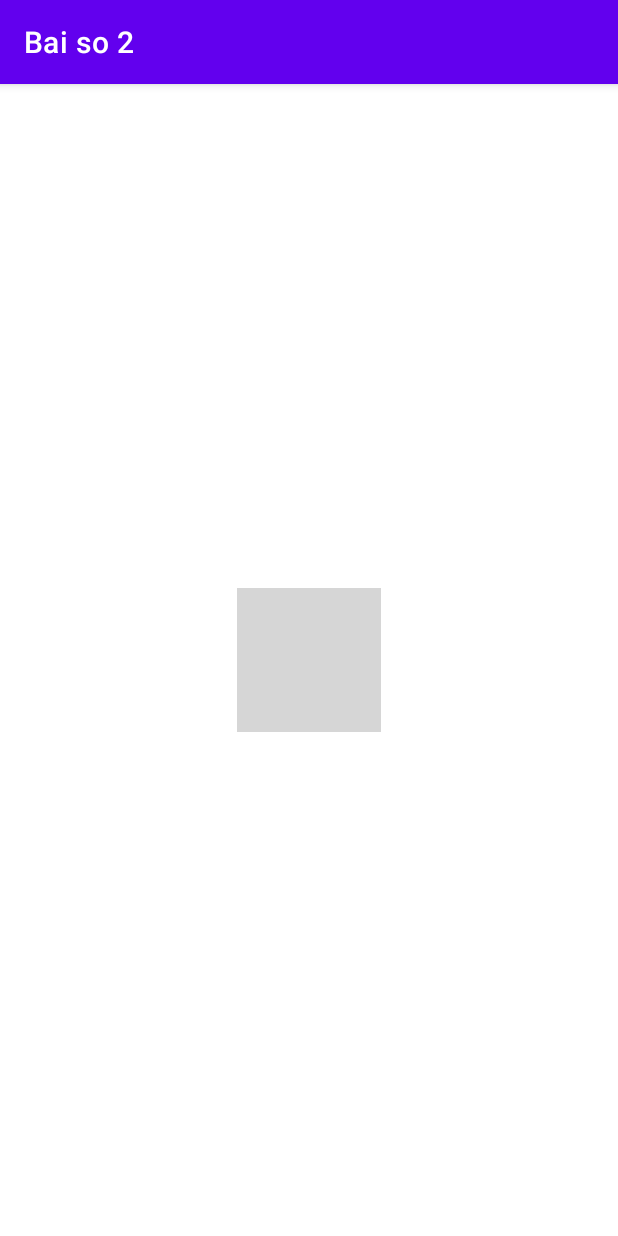
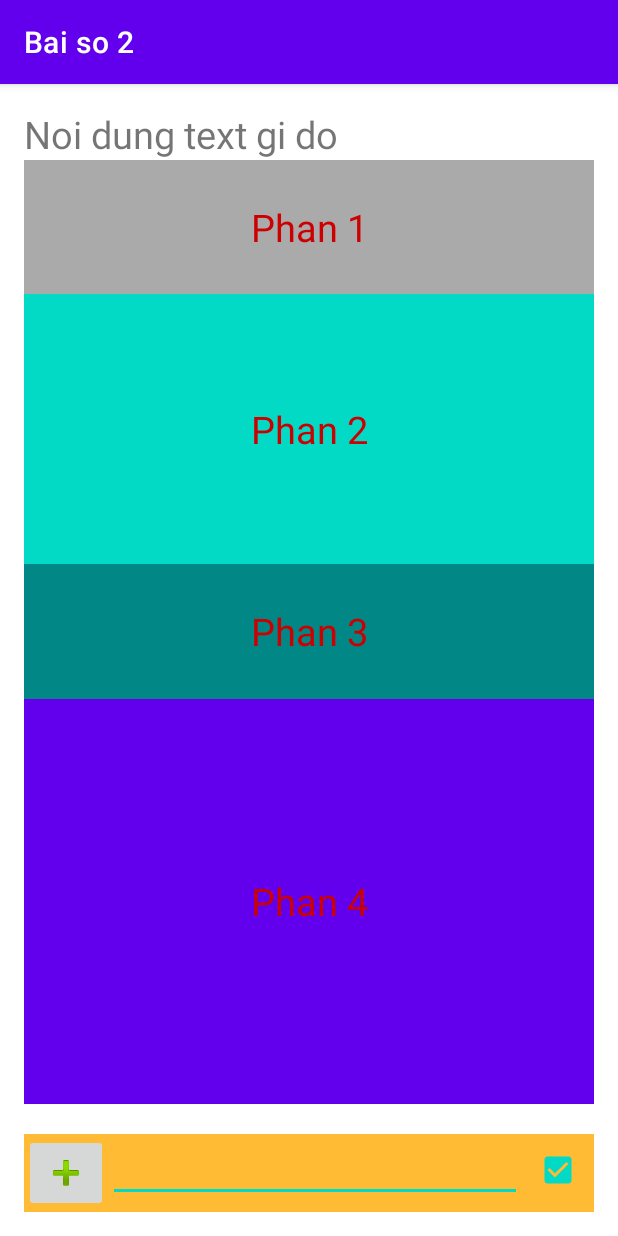
Before and after one commit to DuyLeHong/Lesson2, an Android app: the screen it shows after launch (MainActivity before the commit, Activity2 after it), on a phone screen of 412 x 824 dp. Run offline under Robolectric (Android 15) with nearby library versions, the phone set to English and light mode, and no system bars; grey boxes are pictures that could not be loaded.

Commit message:
Lesson 2: practice LinearLayout, some Views

```diff
--- a/app/src/main/AndroidManifest.xml
+++ b/app/src/main/AndroidManifest.xml
@@ -11,21 +11,23 @@
         android:label="@string/app_name"
         android:supportsRtl="true"
         android:theme="@style/Theme.Lesson2">
-
         <activity
-            android:name="com.theartofdev.edmodo.cropper.CropImageActivity"
-            android:theme="@style/Base.Theme.AppCompat" /> <!-- optional (needed if default theme has no action bar) -->
-
-
-        <activity
-            android:name=".MainActivity"
-            android:exported="true">
+            android:name=".Activity2"
+            android:exported="true" >
             <intent-filter>
                 <action android:name="android.intent.action.MAIN" />
 
                 <category android:name="android.intent.category.LAUNCHER" />
             </intent-filter>
         </activity>
+        <activity
+            android:name="com.theartofdev.edmodo.cropper.CropImageActivity"
+            android:theme="@style/Base.Theme.AppCompat" /> <!-- optional (needed if default theme has no action bar) -->
+        <activity
+            android:name=".MainActivity"
+            android:exported="true">
+
+        </activity>
     </application>
 
 </manifest>
--- /dev/null
+++ b/app/src/main/java/com/example/lesson2/Activity2.java
@@ -0,0 +1,41 @@
+package com.example.lesson2;
+
+import androidx.appcompat.app.AppCompatActivity;
+
+import android.os.Bundle;
+import android.widget.CheckBox;
+import android.widget.CompoundButton;
+import android.widget.EditText;
+import android.widget.Toast;
+
+public class Activity2 extends AppCompatActivity {
+
+    @Override
+    protected void onCreate(Bundle savedInstanceState) {
+        super.onCreate(savedInstanceState);
+
+        setContentView(R.layout.activity2);
+
+        CheckBox checkBox = findViewById(R.id.my_checkbox);
+
+        //checkBox.setChecked(false);
+
+        EditText editText = findViewById(R.id.edt_input);
+
+        boolean chkStatus = checkBox.isChecked();
+
+        checkBox.setOnCheckedChangeListener(new CompoundButton.OnCheckedChangeListener() {
+            @Override
+            public void onCheckedChanged(CompoundButton compoundButton, boolean b) {
+
+                String mess = "Gia tri checkbox set la: " + b + "\n";
+                mess += ("Noi dung EditText la: " + editText.getText());
+
+                Toast.makeText(getApplicationContext(), mess, Toast.LENGTH_SHORT).show();
+
+            }
+        });
+
+
+    }
+}
--- a/app/src/main/res/layout/activity2.xml
+++ b/app/src/main/res/layout/activity2.xml
@@ -3,14 +3,90 @@
     android:orientation="vertical"
     android:layout_width="match_parent"
     android:layout_height="match_parent"
-    android:gravity="center">
+    android:gravity="center_horizontal"
+    android:paddingTop="16dp"
+    android:paddingLeft="16dp"
+    android:paddingRight="16dp"
+    android:paddingBottom="16dp">
 
     <TextView
         android:layout_width="wrap_content"
         android:layout_height="wrap_content"
-        android:textSize="45sp"
+        android:textSize="25sp"
         android:text="@string/tv_content"
+        android:layout_gravity="left"
+        />
+
+    <TextView
+        android:layout_width="match_parent"
+        android:layout_height="0dp"
+        android:layout_weight="1"
+        android:background="@android:color/darker_gray"
+        android:gravity="center"
+        android:textColor="@android:color/holo_red_dark"
+        android:textSize="25sp"
+        android:text="Phan 1"
+        />
+
+    <TextView
+        android:layout_width="match_parent"
+        android:layout_height="0dp"
+        android:layout_weight="2"
+        android:background="@color/teal_200"
+        android:gravity="center"
+        android:textColor="@android:color/holo_red_dark"
+        android:textSize="25sp"
+        android:text="Phan 2"
+        />
+
+    <TextView
+        android:layout_width="match_parent"
+        android:layout_height="0dp"
+        android:layout_weight="1"
+        android:background="@color/teal_700"
+        android:gravity="center"
+        android:textColor="@android:color/holo_red_dark"
+        android:textSize="25sp"
+        android:text="Phan 3"
+        />
+
+    <TextView
+        android:layout_width="match_parent"
+        android:layout_height="0dp"
+        android:layout_weight="3"
+        android:background="@color/purple_500"
+        android:gravity="center"
+        android:textColor="@android:color/holo_red_dark"
+        android:textSize="25sp"
+        android:text="Phan 4"
         />
 
 
+    <LinearLayout
+        android:layout_width="match_parent"
+        android:layout_height="wrap_content"
+        android:orientation="horizontal"
+        android:layout_marginTop="20dp"
+        android:background="@android:color/holo_orange_light">
+
+        <ImageButton
+            android:layout_width="wrap_content"
+            android:layout_height="wrap_content"
+            android:id="@+id/img_btn"
+            android:src="@android:drawable/ic_input_add"/>
+
+        <EditText
+            android:layout_width="0dp"
+            android:layout_weight="1"
+            android:layout_height="wrap_content"
+            android:id="@+id/edt_input"/>
+
+        <CheckBox
+            android:layout_width="wrap_content"
+            android:layout_height="wrap_content"
+            android:checked="true"
+            android:id="@+id/my_checkbox"/>
+    </LinearLayout>
+
+
 </LinearLayout>
```
